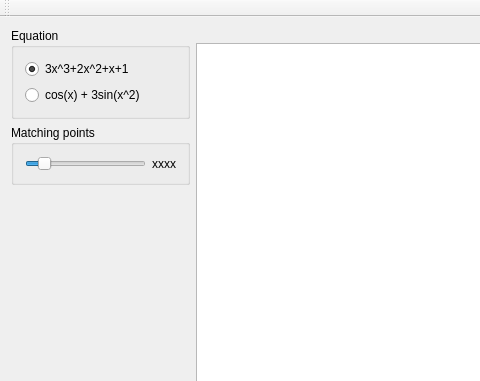
Old version of the form Part2/part2window.ui in the repository DrewMartin/GP-Ants; both pictures show x 0 to 480 and y 0 to 381 of the 707 by 639 pixel window.
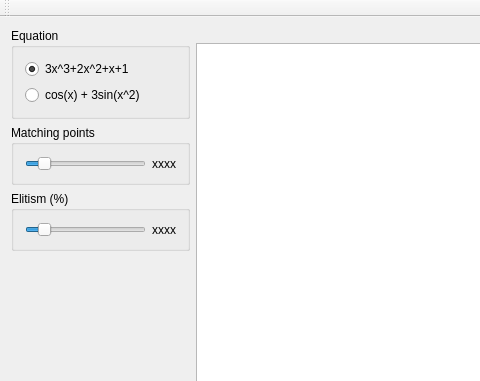
New version of the form.

Commit message: Made elitism scalable and moved text changes to UI thread

Patch:
```diff
--- a/Part2/part2window.ui
+++ b/Part2/part2window.ui
@@ -84,6 +84,56 @@
              <property name="text">
               <string>xxxx</string>
              </property>
+             <property name="alignment">
+              <set>Qt::AlignRight|Qt::AlignTrailing|Qt::AlignVCenter</set>
+             </property>
+            </widget>
+           </item>
+          </layout>
+         </widget>
+        </item>
+        <item>
+         <widget class="QGroupBox" name="groupBox">
+          <property name="title">
+           <string>Elitism (%)</string>
+          </property>
+          <layout class="QHBoxLayout" name="horizontalLayout_4">
+           <item>
+            <widget class="QSlider" name="elitismSlider">
+             <property name="maximum">
+              <number>90</number>
+             </property>
+             <property name="singleStep">
+              <number>1</number>
+             </property>
+             <property name="value">
+              <number>10</number>
+             </property>
+             <property name="orientation">
+              <enum>Qt::Horizontal</enum>
+             </property>
+            </widget>
+           </item>
+           <item>
+            <widget class="QLabel" name="elitismLabel">
+             <property name="sizePolicy">
+              <sizepolicy hsizetype="Fixed" vsizetype="Preferred">
+               <horstretch>0</horstretch>
+               <verstretch>0</verstretch>
+              </sizepolicy>
+             </property>
+             <property name="minimumSize">
+              <size>
+               <width>24</width>
+               <height>0</height>
+              </size>
+             </property>
+             <property name="text">
+              <string>xxxx</string>
+             </property>
+             <property name="alignment">
+              <set>Qt::AlignRight|Qt::AlignTrailing|Qt::AlignVCenter</set>
+             </property>
             </widget>
            </item>
           </layout>
```
The commit also changes 4 other files.
